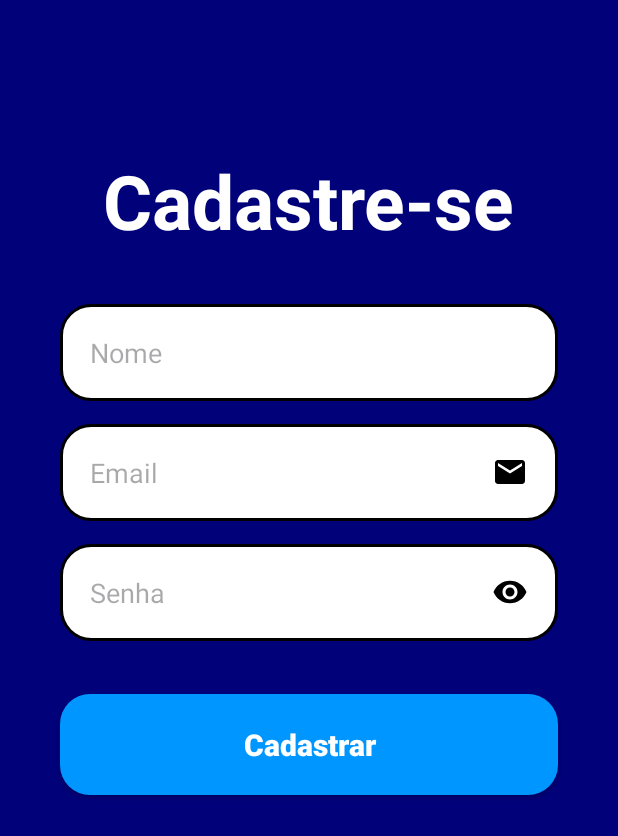
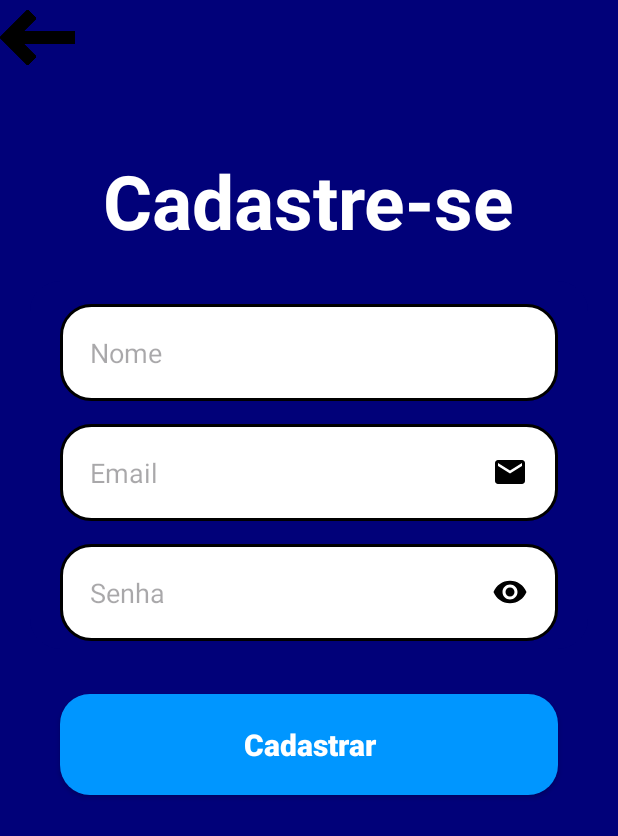
Before and after one commit to SANDIEGOVIEIRA/Music, an Android app: the FormCadastro screen opened directly, with no data from a screen before it, on a phone screen of 412 x 824 dp. Shown: the top 836 px of the screen. Run offline under Robolectric (Android 15) with nearby library versions, the phone set to English and light mode, and no system bars; our stand-ins replace Firebase (no records; nobody signed in at launch, a user with empty details on screens opened directly).

Commit message:
optz bugs

```diff
--- a/app/src/main/res/layout/activity_form_cadastro.xml
+++ b/app/src/main/res/layout/activity_form_cadastro.xml
@@ -6,6 +6,15 @@
     android:layout_height="match_parent"
     android:background="@drawable/backgraund"
     tools:context=".FormCadastro">
+
+    <ImageView
+        android:id="@+id/imgVolta"
+        android:layout_width="50dp"
+        android:layout_height="50dp"
+        android:onClick="voltarTelaAnterio"
+        android:src="@drawable/imgvoltar"
+        app:layout_constraintStart_toStartOf="parent"
+        app:layout_constraintTop_toTopOf="parent" />
 
     <TextView
         android:id="@+id/title_cadastrese"
```
Also changed, not shown: app/src/main/java/br/com/myapplication/FormCadastro.java (+10 -0 lines).
